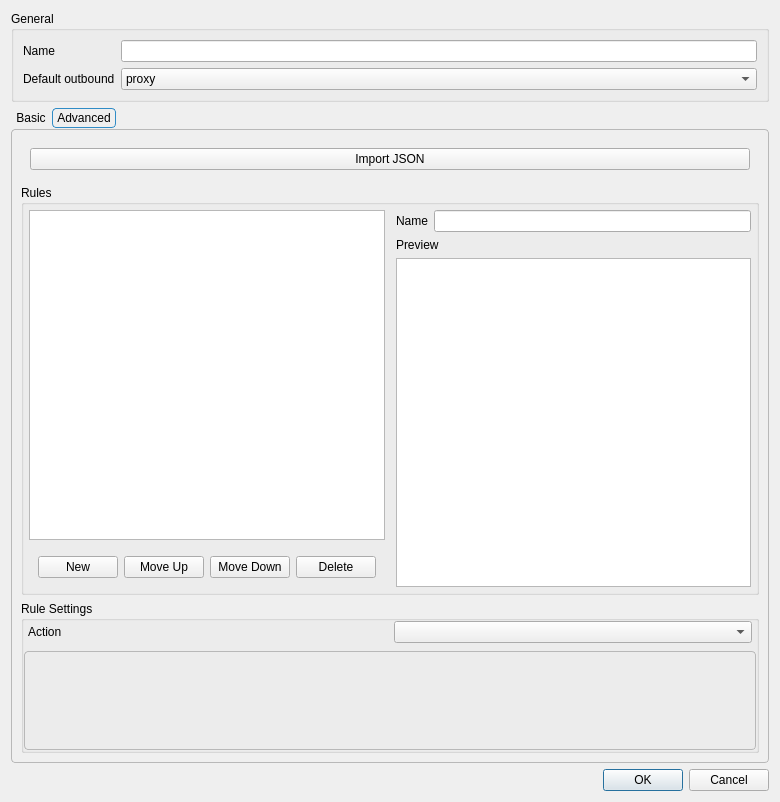
This is include/ui/setting/RouteItem.ui in shengmo0210/Throne as Qt 5 draws it before an edit. The edited form follows.
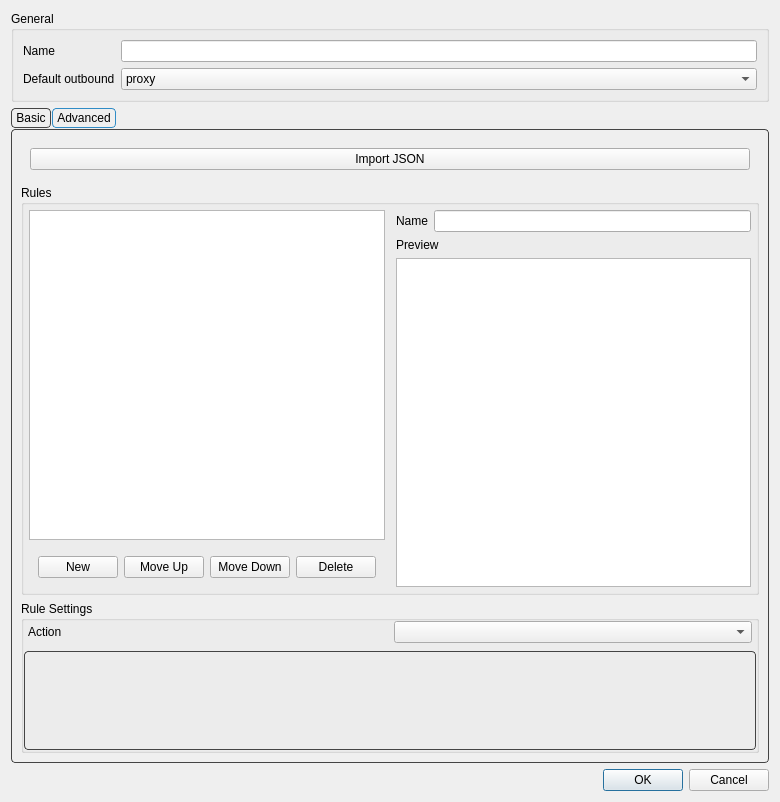
This is the edited form. The open tabs and pages were chosen to show the change.

Commit message: Use gray borders for tabs

The edit to the form file:
```diff
--- a/include/ui/setting/RouteItem.ui
+++ b/include/ui/setting/RouteItem.ui
@@ -59,7 +59,7 @@
      <property name="styleSheet">
       <string notr="true">QTabWidget::pane {
     margin-top: 1px;
-    border: 1px solid palette(mid);
+    border: 1px solid #444444;
     border-radius: 4px;
 }
 
@@ -69,7 +69,7 @@
 }
 
 QTabBar::tab {
-    border: 1px solid palette(midlight);
+    border: 1px solid #444444;
     border-radius: 4px;
 
     padding: 2px 4px;
@@ -81,7 +81,7 @@
 }
 
 QTabBar::tab:!selected {
-    border: 1px solid palette(button);
+    border: 1px solid #444444;
 }
 
 QTabBar::tab:hover:!selected {
@@ -369,7 +369,7 @@
             <property name="styleSheet">
              <string notr="true">QTabWidget::pane {
     margin-top: 1px;
-    border: 1px solid palette(mid);
+    border: 1px solid #444444;
     border-radius: 4px;
 }
 
@@ -379,7 +379,7 @@
 }
 
 QTabBar::tab {
-    border: 1px solid palette(midlight);
+    border: 1px solid #444444;
     border-radius: 4px;
 
     padding: 2px 4px;
@@ -391,7 +391,7 @@
 }
 
 QTabBar::tab:!selected {
-    border: 1px solid palette(button);
+    border: 1px solid #444444;
 }
 
 QTabBar::tab:hover:!selected {
```
Left out of the diff: 4 changed lines with no effect on the pictures. The commit also changes 4 other files.
